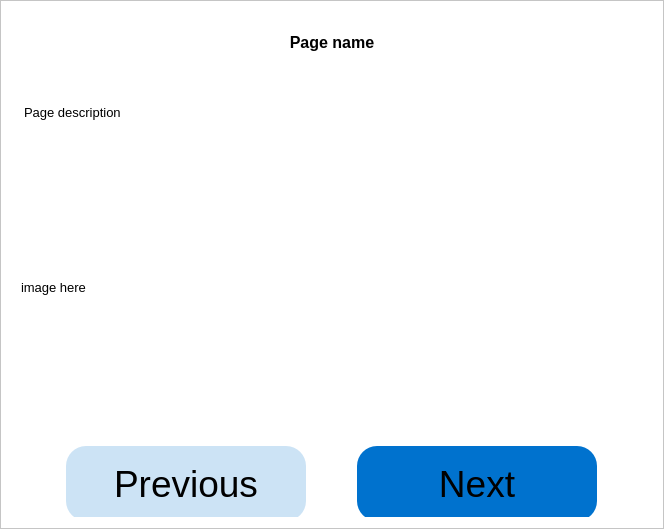
This is copyclare/ui/tutorial_popup.ui in MotionInput/Team14-CopyClare as Qt 5 draws it before an edit. The edited form follows.
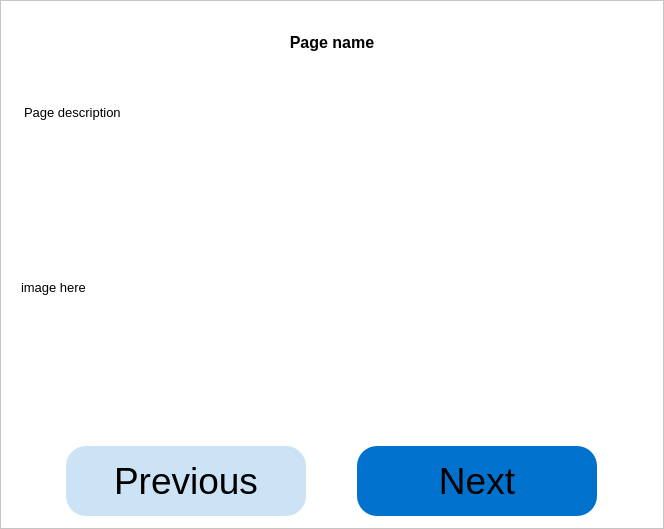
This is the edited form.

The edit to the form file:
```diff
--- a/copyclare/ui/tutorial_popup.ui
+++ b/copyclare/ui/tutorial_popup.ui
@@ -130,7 +130,7 @@
         <property name="minimumSize">
          <size>
           <width>100</width>
-          <height>75</height>
+          <height>70</height>
          </size>
         </property>
         <property name="maximumSize">
@@ -160,7 +160,7 @@
         <property name="minimumSize">
          <size>
           <width>100</width>
-          <height>75</height>
+          <height>70</height>
          </size>
         </property>
         <property name="maximumSize">
```
